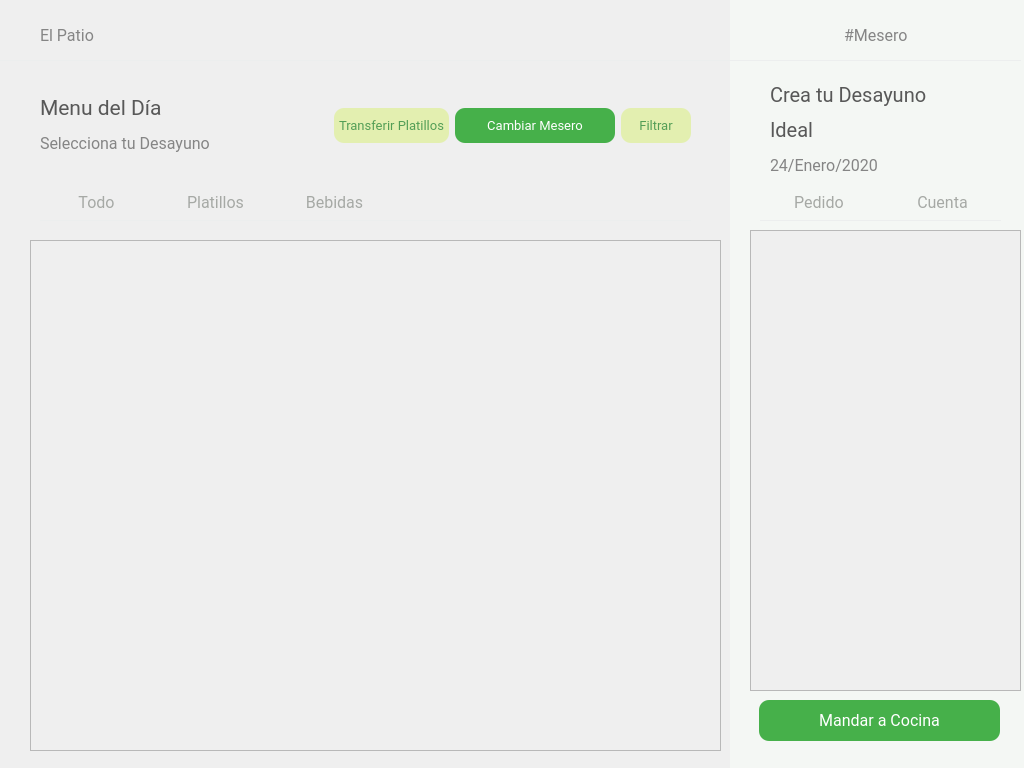
First picture: the form in El-Patio/mesero/mesero_menu_comandas.ui, repository MrDanielG/IHC-ElPatio, before the edit.
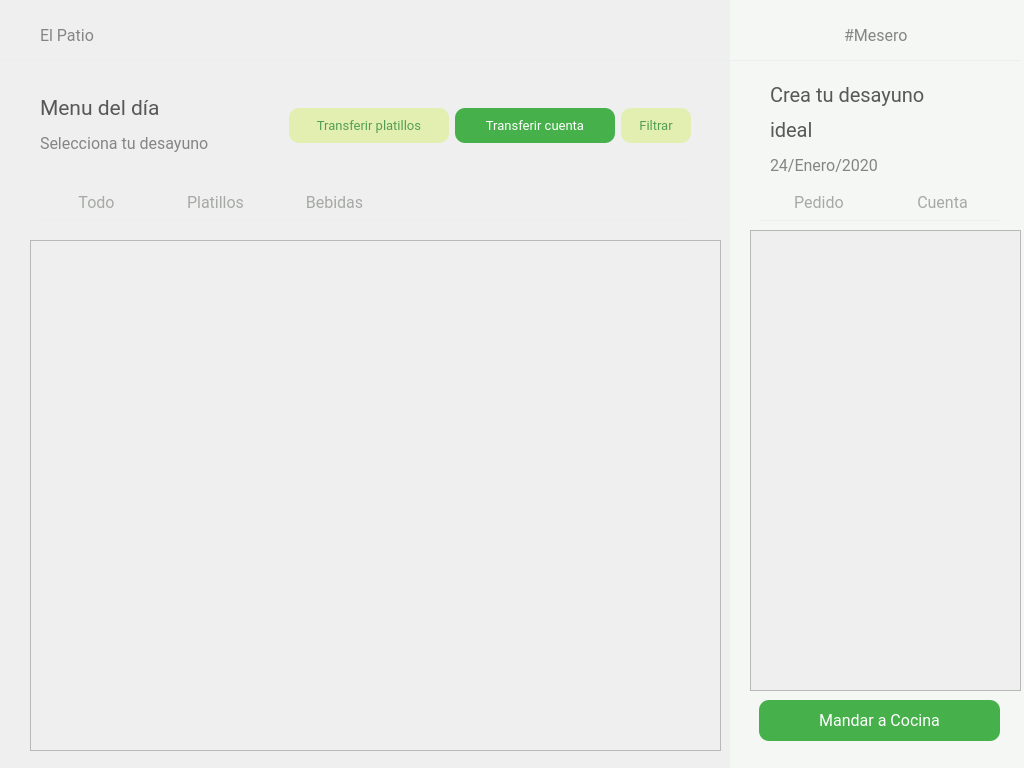
Second picture: the form after the edit.

Commit message: Interfaces y transferencia de cuentas

Diff of the .ui file:
```diff
--- a/El-Patio/mesero/mesero_menu_comandas.ui
+++ b/El-Patio/mesero/mesero_menu_comandas.ui
@@ -204,7 +204,7 @@
 </string>
         </property>
         <property name="text">
-         <string>Menu del Día</string>
+         <string>Menu del día</string>
         </property>
        </widget>
       </item>
@@ -221,7 +221,7 @@
 </string>
         </property>
         <property name="text">
-         <string>Selecciona tu Desayuno</string>
+         <string>Selecciona tu desayuno</string>
         </property>
        </widget>
       </item>
@@ -246,7 +246,7 @@
        <widget class="QPushButton" name="btn_transferir">
         <property name="minimumSize">
          <size>
-          <width>70</width>
+          <width>160</width>
           <height>35</height>
          </size>
         </property>
@@ -281,7 +281,7 @@
 }</string>
         </property>
         <property name="text">
-         <string>Transferir Platillos</string>
+         <string>Transferir platillos</string>
         </property>
        </widget>
       </item>
@@ -324,7 +324,7 @@
 }</string>
         </property>
         <property name="text">
-         <string>Cambiar Mesero</string>
+         <string>Transferir cuenta</string>
         </property>
        </widget>
       </item>
@@ -534,7 +534,7 @@
 </string>
       </property>
       <property name="text">
-       <string>Crea tu Desayuno</string>
+       <string>Crea tu desayuno</string>
       </property>
      </widget>
     </item>
@@ -551,7 +551,7 @@
 </string>
       </property>
       <property name="text">
-       <string>Ideal</string>
+       <string>ideal</string>
       </property>
      </widget>
     </item>
```
The commit also changes 10 other files.
